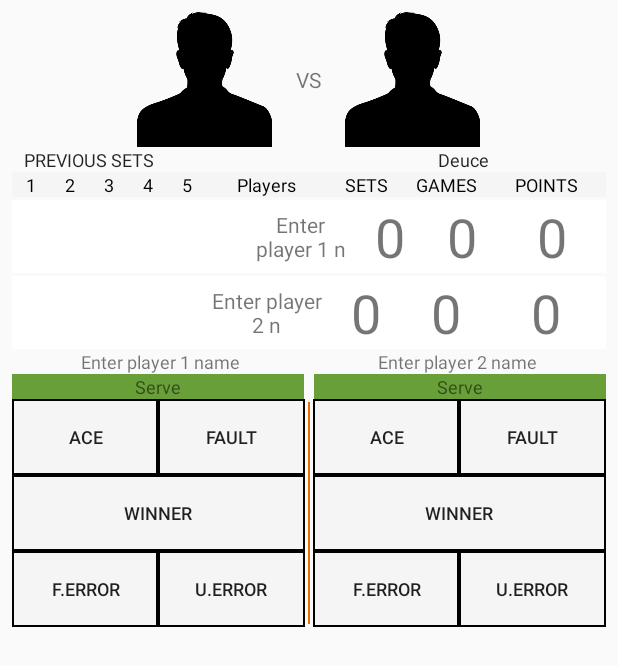
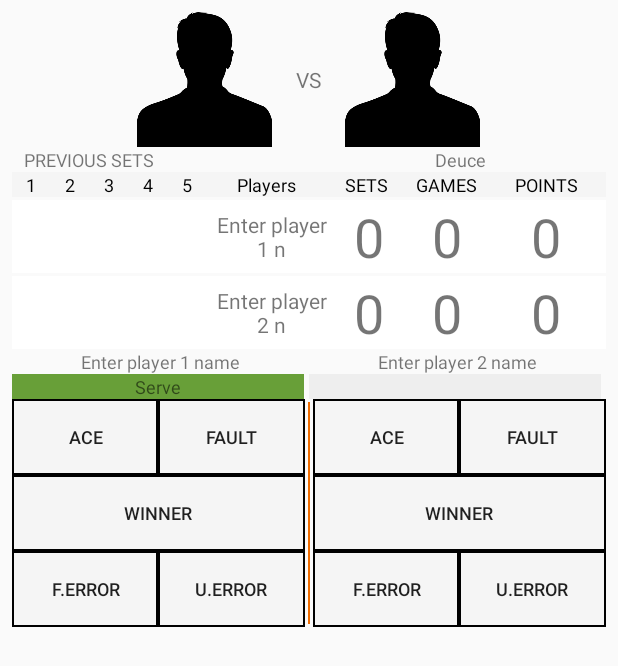
Before and after one commit to Lantus81/Tk-Rally-Full-app, an Android app: the layout cont_scorekeeper_navigation.xml on its own in the app's theme, with its tools: preview values and no code run, on a phone screen of 412 x 824 dp. Shown: the top 666 px of the screen. Run offline under Robolectric (Android 15) with nearby library versions, the phone set to English and light mode, and no system bars.

Commit message:
Add styles for scoreKeeper activity

```diff
--- a/app/src/main/res/drawable/selector_bottombar_item.xml
+++ b/app/src/main/res/drawable/selector_bottombar_item.xml
@@ -2,5 +2,5 @@
 <selector xmlns:android="http://schemas.android.com/apk/res/android">
     <item android:color="?attr/colorPrimaryDark" android:state_enabled="false"/>
     <item android:color="@android:color/white" android:state_checked="true"/>
-    <item android:color="@color/colorBackgroundLight"/>
+    <item android:color="@color/grayLight"/>
 </selector>
--- a/app/src/main/res/layout/activity_players_names.xml
+++ b/app/src/main/res/layout/activity_players_names.xml
@@ -12,7 +12,7 @@
         android:layout_width="0dp"
         android:layout_height="wrap_content"
         android:layout_weight="1"
-        android:background="@color/colorBackground"
+        android:background="@color/grayDark"
         android:orientation="vertical"
         android:padding="8dp"
         tools:visibility="visible">
@@ -50,7 +50,7 @@
         android:layout_width="0dp"
         android:layout_height="wrap_content"
         android:layout_weight="1"
-        android:background="@color/colorBackground"
+        android:background="@color/grayDark"
         android:orientation="vertical"
         android:padding="8dp">
 
--- a/app/src/main/res/layout/cont_scorekeeper_navigation.xml
+++ b/app/src/main/res/layout/cont_scorekeeper_navigation.xml
@@ -5,10 +5,10 @@
     android:id="@+id/content_navigation"
     android:layout_width="match_parent"
     android:layout_height="match_parent"
-    android:paddingBottom="60dp"
-    android:paddingLeft="8dp"
-    android:paddingRight="8dp"
-    android:paddingTop="8dp"
+    android:paddingBottom="@dimen/score_keeper_bottom"
+    android:paddingLeft="@dimen/medium_horizontal_margin"
+    android:paddingRight="@dimen/medium_horizontal_margin"
+    android:paddingTop="@dimen/medium_vertical_margin"
     app:layout_behavior="@string/appbar_scrolling_view_behavior"
     tools:context="com.akristic.www.tkrally.NavigationScoreKeeperActivity"
     tools:showIn="@layout/app_bar_navigation">
@@ -50,6 +50,7 @@
 
             <TextView
                 style="@style/TextForSets"
+                android:layout_marginLeft="@dimen/medium_horizontal_margin"
                 android:text="@string/previous_sets" />
 
             <TextView
@@ -63,7 +64,7 @@
         <LinearLayout
             android:layout_width="match_parent"
             android:layout_height="wrap_content"
-            android:background="@color/colorButton"
+            android:background="@color/grayLightButtons"
             android:orientation="horizontal">
 
             <TextView
@@ -116,7 +117,8 @@
             android:layout_width="match_parent"
             android:layout_height="wrap_content"
             android:layout_marginTop="2dp"
-            android:background="@color/colorBackgroundLight"
+            android:paddingLeft="@dimen/small_horizontal_margin"
+            android:background="@color/grayLight"
             android:orientation="horizontal">
 
             <TextView
@@ -151,141 +153,86 @@
 
             <TextView
                 android:id="@+id/player1_name"
-                android:layout_width="0dp"
-                android:layout_height="wrap_content"
-                android:layout_gravity="center"
-                android:layout_weight="3"
-                android:maxLength="16"
-                android:maxLines="2"
+                style="@style/playersNames"
                 android:onClick="changePlayersNames"
-                android:text="@string/player_1"
-                android:textAlignment="center"
-                android:textSize="14sp" />
+                android:text="@string/player_1" />
 
             <TextView
                 android:id="@+id/player_1_sets"
-                android:layout_width="0dp"
-                android:layout_height="wrap_content"
+                style="@style/setsGamesPointsBig"
                 android:layout_weight="2"
-                android:text="0"
-                android:textAlignment="center"
-                android:textSize="36sp" />
+
+                />
 
             <TextView
                 android:id="@+id/player_1_games"
-                android:layout_width="0dp"
-                android:layout_height="wrap_content"
-                android:layout_weight="2"
-                android:text="0"
-                android:textAlignment="center"
-                android:textSize="36sp" />
+                style="@style/setsGamesPointsBig"
+                android:layout_weight="2" />
 
             <TextView
                 android:id="@+id/player_1_points"
-                android:layout_width="0dp"
-                android:layout_height="wrap_content"
-                android:layout_weight="3"
-                android:text="0"
-                android:textAlignment="center"
-                android:textSize="36sp" />
+                style="@style/setsGamesPointsBig"
+                android:layout_weight="3" />
         </LinearLayout>
 
         <LinearLayout
             android:layout_width="match_parent"
             android:layout_height="wrap_content"
             android:layout_marginTop="2dp"
-            android:background="@color/colorBackgroundLight"
+            android:paddingLeft="@dimen/small_horizontal_margin"
+            android:background="@color/grayLight"
             android:orientation="horizontal">
 
             <TextView
                 android:id="@+id/save_sets_player2_set_1"
-                android:layout_width="0dp"
-                android:layout_height="wrap_content"
-                android:layout_gravity="center"
-                android:layout_weight="1"
+                style="@style/TextForSets"
                 android:text="@string/_0"
-                android:textAlignment="center"
                 android:textSize="24sp" />
 
             <TextView
                 android:id="@+id/save_sets_player2_set_2"
-                android:layout_width="0dp"
-                android:layout_height="wrap_content"
-                android:layout_gravity="center"
-                android:layout_weight="1"
+                style="@style/TextForSets"
                 android:text="@string/_0"
-                android:textAlignment="center"
                 android:textSize="24sp" />
 
             <TextView
                 android:id="@+id/save_sets_player2_set_3"
-                android:layout_width="0dp"
-                android:layout_height="wrap_content"
-                android:layout_gravity="center"
-                android:layout_weight="1"
+                style="@style/TextForSets"
                 android:text="@string/_0"
-                android:textAlignment="center"
                 android:textSize="24sp" />
 
             <TextView
                 android:id="@+id/save_sets_player2_set_4"
-                android:layout_width="0dp"
-                android:layout_height="wrap_content"
-                android:layout_gravity="center"
-                android:layout_weight="1"
+                style="@style/TextForSets"
                 android:text="@string/_0"
-                android:textAlignment="center"
                 android:textSize="24sp" />
 
             <TextView
                 android:id="@+id/save_sets_player2_set_5"
-                android:layout_width="0dp"
-                android:layout_height="wrap_content"
-                android:layout_gravity="center"
-                android:layout_weight="1"
+                style="@style/TextForSets"
                 android:text="@string/_0"
-                android:textAlignment="center"
                 android:textSize="24sp" />
 
             <TextView
                 android:id="@+id/player2_name"
-                android:layout_width="0dp"
-                android:layout_height="wrap_content"
-                android:layout_gravity="center"
-                android:layout_weight="3"
-                android:maxLength="16"
-                android:maxLines="2"
+                style="@style/playersNames"
                 android:onClick="changePlayersNames"
-                android:text="@string/player_2"
-                android:textAlignment="center"
-                android:textSize="14sp" />
+                android:text="@string/player_2" />
 
             <TextView
                 android:id="@+id/player_2_sets"
-                android:layout_width="0dp"
-                android:layout_height="wrap_content"
-                android:layout_weight="2"
-                android:text="0"
-                android:textAlignment="center"
-                android:textSize="36sp" />
+                style="@style/setsGamesPointsBig"
+                android:layout_weight="2" />
 
             <TextView
                 android:id="@+id/player_2_games"
-                android:layout_width="0dp"
-                android:layout_height="wrap_content"
-                android:layout_weight="2"
-                android:text="0"
-                android:textAlignment="center"
-                android:textSize="36sp" />
+                style="@style/setsGamesPointsBig"
+                android:layout_weight="2" />
 
             <TextView
                 android:id="@+id/player_2_points"
-                android:layout_width="0dp"
-                android:layout_height="wrap_content"
-                android:layout_weight="3"
-                android:text="0"
-                android:textAlignment="center"
-                android:textSize="36sp" />
+                style="@style/setsGamesPointsBig"
+                android:layout_weight="3" />
         </LinearLayout>
 
         <LinearLayout
@@ -298,9 +245,9 @@
                 android:layout_width="wrap_content"
                 android:layout_height="wrap_content"
                 android:layout_weight="1"
+                android:gravity="center"
                 android:onClick="changeServeFirstPlayer"
                 android:text="@string/player_1"
-                android:textAlignment="center"
                 android:textSize="12sp" />
 
             <TextView
@@ -308,9 +255,9 @@
                 android:layout_width="wrap_content"
                 android:layout_height="wrap_content"
                 android:layout_weight="1"
+                android:gravity="center"
                 android:onClick="changeServeFirstPlayer"
                 android:text="@string/player_2"
-                android:textAlignment="center"
                 android:textSize="12sp" />
 
         </LinearLayout>
@@ -322,27 +269,17 @@
 
             <TextView
                 android:id="@+id/serve_color_Player1"
-                android:layout_width="0dp"
-                android:layout_height="wrap_content"
-                android:layout_marginRight="3dp"
-                android:layout_weight="1"
-                android:background="@color/colorAccent"
+                style="@style/serveStyleLabel"
                 android:onClick="changeServeFirstPlayer"
                 android:text="@string/serve"
-                android:textAlignment="center"
-                android:textSize="12sp" />
+                 />
 
             <TextView
                 android:id="@+id/serve_color_Player2"
-                android:layout_width="0dp"
-                android:layout_height="wrap_content"
-                android:layout_marginLeft="3dp"
-                android:layout_weight="1"
-                android:background="@color/colorAccent"
+                style="@style/serveStyleLabel"
                 android:onClick="changeServeFirstPlayer"
-                android:textAlignment="center"
-                android:textSize="12sp"
-                tools:text="Serve" />
+                android:background="@color/grayDark"
+                />
 
         </LinearLayout>
 
@@ -357,7 +294,7 @@
                 android:layout_width="0dp"
                 android:layout_height="wrap_content"
                 android:layout_weight="1"
-                android:background="@color/colorBlack"
+                android:background="@color/black"
                 android:orientation="vertical">
 
                 <LinearLayout
@@ -367,19 +304,19 @@
 
                     <Button
                         android:id="@+id/button_player1_ace"
-                        style="@style/ButtonStyleForScooreKepeer"
+                        style="@style/ButtonStyleForScoreKeeper"
                         android:onClick="addPointForPlayer1Ace"
                         android:text="@string/ace" />
 
                     <Button
                         android:id="@+id/button_player1_fault"
-                        style="@style/ButtonStyleForScooreKepeer"
+                        style="@style/ButtonStyleForScoreKeeper"
                         android:onClick="addPointForPlayer1Fault"
                         android:text="@string/fault" />
                 </LinearLayout>
 
                 <Button
-                    style="@style/ButtonStyleForScooreKepeer"
+                    style="@style/ButtonStyleForScoreKeeper"
                     android:layout_width="match_parent"
                     android:onClick="addPointForPlayer1"
                     android:text="@string/winner" />
@@ -390,12 +327,12 @@
                     android:orientation="horizontal">
 
                     <Button
-                        style="@style/ButtonStyleForScooreKepeer"
+                        style="@style/ButtonStyleForScoreKeeper"
                         android:onClick="addPointForPlayer1ForError"
                         android:text="@string/forced_error_button" />
 
                     <Button
-                        style="@style/ButtonStyleForScooreKepeer"
+                        style="@style/ButtonStyleForScoreKeeper"
                         android:onClick="addPointForPlayer1UnfError"
                         android:text="@string/unf_error_button" />
                 </LinearLayout>
@@ -414,7 +351,7 @@
                 android:layout_width="0dp"
                 android:layout_height="wrap_content"
                 android:layout_weight="1"
-                android:background="@color/colorBlack"
+                android:background="@color/black"
                 android:orientation="vertical">
 
                 <LinearLayout
@@ -424,19 +361,19 @@
 
                     <Button
                         android:id="@+id/button_player2_ace"
-                        style="@style/ButtonStyleForScooreKepeer"
+                        style="@style/ButtonStyleForScoreKeeper"
                         android:onClick="addPointForPlayer2Ace"
                         android:text="@string/ace" />
 
                     <Button
                         android:id="@+id/button_player2_fault"
-                        style="@style/ButtonStyleForScooreKepeer"
+                        style="@style/ButtonStyleForScoreKeeper"
                         android:onClick="addPointForPlayer2Fault"
                         android:text="@string/fault" />
                 </LinearLayout>
 
                 <Button
-                    style="@style/ButtonStyleForScooreKepeer"
+                    style="@style/ButtonStyleForScoreKeeper"
                     android:layout_width="match_parent"
                     android:onClick="addPointForPlayer2"
                     android:text="@string/winner"
@@ -448,27 +385,16 @@
                     android:orientation="horizontal">
 
                     <Button
-                        style="@style/ButtonStyleForScooreKepeer"
+                        style="@style/ButtonStyleForScoreKeeper"
                         android:onClick="addPointForPlayer2ForError"
                         android:text="@string/forced_error_button" />
 
                     <Button
-                        style="@style/ButtonStyleForScooreKepeer"
+                        style="@style/ButtonStyleForScoreKeeper"
                         android:onClick="addPointForPlayer2UnfError"
                         android:text="@string/unf_error_button" />
                 </LinearLayout>
-
-
             </LinearLayout>
         </LinearLayout>
-
-        <LinearLayout
-            android:layout_width="match_parent"
-            android:layout_height="wrap_content"
-            android:orientation="vertical"
-            android:padding="4dp">
-
-        </LinearLayout>
-
     </LinearLayout>
 </ScrollView>
--- a/app/src/main/res/layout/contact_activity.xml
+++ b/app/src/main/res/layout/contact_activity.xml
@@ -9,7 +9,7 @@
         android:id="@+id/activity_main"
         android:layout_width="match_parent"
         android:layout_height="wrap_content"
-        android:background="@color/colorBackground"
+        android:background="@color/grayDark"
         android:orientation="vertical">
 
         <ImageView
--- a/app/src/main/res/values/colors.xml
+++ b/app/src/main/res/values/colors.xml
@@ -3,10 +3,10 @@
     <color name="colorPrimary">#EF6C00</color>
     <color name="colorPrimaryDark">#E65100</color>
     <color name="colorAccent">#689F38</color>
-    <color name="colorBackground">#eeeeee</color>
-    <color name="colorBackgroundLight">#ffffff</color>
-    <color name="colorBlack">#000000</color>
-    <color name="colorButton">#F5F5F5</color>
-
+    <!-- Gray scale-->
+    <color name="grayDark">#eeeeee</color>
+    <color name="grayLight">#ffffff</color>
+    <color name="black">#000000</color>
+    <color name="grayLightButtons">#F5F5F5</color>
     <color name="black_overlay">#BDBDBD</color>
 </resources>
--- a/app/src/main/res/values/dimens.xml
+++ b/app/src/main/res/values/dimens.xml
@@ -5,7 +5,10 @@
     <!-- Default screen margins, per the Android Design guidelines. -->
     <dimen name="activity_horizontal_margin">16dp</dimen>
     <dimen name="activity_vertical_margin">16dp</dimen>
-    <dimen name="fab_margin">16dp</dimen>
     <dimen name="medium_horizontal_margin">8dp</dimen>
     <dimen name="medium_vertical_margin">8dp</dimen>
+    <dimen name="small_horizontal_margin">4dp</dimen>
+    <dimen name="small_vertical_margin">4dp</dimen>
+    <dimen name="fab_margin">16dp</dimen>
+    <dimen name="score_keeper_bottom">60dp</dimen>
 </resources>
--- a/app/src/main/res/values/strings.xml
+++ b/app/src/main/res/values/strings.xml
@@ -12,6 +12,7 @@
     <string name="image_picker_error">Something is wrong with that image. Pick a different one please.</string>
 
     <string name="_0"></string>
+    <string name="show_0">0</string>
     <string name="deuce">Deuce</string>
     <string name="points_40">40</string>
     <string name="advance">AD</string>
--- a/app/src/main/res/values/styles.xml
+++ b/app/src/main/res/values/styles.xml
@@ -7,7 +7,7 @@
         <item name="colorPrimaryDark">@color/colorPrimaryDark</item>
         <item name="colorAccent">@color/colorAccent</item>
         <!-- Background color of buttons in the app -->
-        <item name="colorButtonNormal">@color/colorButton</item>
+        <item name="colorButtonNormal">@color/grayLightButtons</item>
     </style>
 
     <style name="AppTheme.NoActionBar">
@@ -19,13 +19,13 @@
 
     <style name="AppTheme.PopupOverlay" parent="ThemeOverlay.AppCompat.Light" />
     <!-- Buttons in the app -->
-    <style name="ButtonStyleForScooreKepeer" parent="@style/Widget.AppCompat.Button.Borderless">
+    <style name="ButtonStyleForScoreKeeper" parent="@style/Widget.AppCompat.Button.Borderless">
         <item name="android:textSize">12sp</item>
         <item name="android:layout_weight">1</item>
         <item name="android:layout_margin">1dp</item>
         <item name="android:layout_width">0dp</item>
         <item name="android:layout_height">wrap_content</item>
-        <item name="android:background">@color/colorButton</item>
+        <item name="android:background">@color/grayLightButtons</item>
 
     </style>
 
@@ -44,27 +44,8 @@
         <item name="android:windowNoTitle">true</item>
         <item name="android:windowNoDisplay">true</item>
     </style>
-    <!-- Player Images ScooreKeeper -->
-    <style name="PlayerImage" parent="AppTheme">
-        <item name="android:layout_width">90dp</item>
-        <item name="android:layout_height">90dp</item>
-        <item name="android:scaleType">centerCrop</item>
-        <item name="android:src">@drawable/player_silhouette</item>
-    </style>
-    <!-- Text ScooreKeeper-->
-    <style name="TextForSets" parent="AppTheme">
-        <item name="android:layout_width">0dp</item>
-        <item name="android:layout_height">wrap_content</item>
-        <item name="android:layout_marginLeft">@dimen/medium_horizontal_margin</item>
-        <item name="android:textSize">12sp</item>
-        <item name="android:layout_weight">1</item>
-    </style>
-    <style name="TextForSetsBlack" parent="AppTheme">
-        <item name="android:layout_width">0dp</item>
-        <item name="android:layout_height">wrap_content</item>
-        <item name="android:gravity">center</item>
-        <item name="android:textSize">12sp</item>
-        <item name="android:textColor">@color/colorBlack</item>
-    </style>
+
+
+
 
 </resources>
--- /dev/null
+++ b/app/src/main/res/values/styles_scoore_keeper.xml
@@ -0,0 +1,55 @@
+<?xml version="1.0" encoding="utf-8"?>
+<resources>
+    <!-- Player Images-->
+    <style name="PlayerImage">
+        <item name="android:layout_width">90dp</item>
+        <item name="android:layout_height">90dp</item>
+        <item name="android:scaleType">centerCrop</item>
+        <item name="android:src">@drawable/player_silhouette</item>
+    </style>
+
+    <style name="TextForSets">
+        <item name="android:layout_width">0dp</item>
+        <item name="android:layout_height">wrap_content</item>
+        <item name="android:textSize">12sp</item>
+        <item name="android:layout_gravity">center</item>
+        <item name="android:layout_weight">1</item>
+    </style>
+
+    <style name="TextForSetsBlack">
+        <item name="android:layout_width">0dp</item>
+        <item name="android:layout_height">wrap_content</item>
+        <item name="android:gravity">center</item>
+        <item name="android:textSize">12sp</item>
+        <item name="android:textColor">@color/black</item>
+    </style>
+
+    <style name="playersNames">
+        <item name="android:layout_width">0dp</item>
+        <item name="android:layout_height">wrap_content</item>
+        <item name="android:layout_gravity">center</item>
+        <item name="android:layout_weight">3</item>
+        <item name="android:maxLength">16</item>
+        <item name="android:maxLines">2</item>
+        <item name="android:gravity">center</item>
+        <item name="android:textSize">14sp</item>
+    </style>
+
+    <style name="setsGamesPointsBig">
+        <item name="android:layout_width">0dp</item>
+        <item name="android:layout_height">wrap_content</item>
+        <item name="android:gravity">center</item>
+        <item name="android:textSize">36sp</item>
+        <item name="android:text">@string/show_0</item>
+    </style>
+
+    <style name="serveStyleLabel">
+        <item name="android:layout_width">0dp</item>
+        <item name="android:layout_height">wrap_content</item>
+        <item name="android:layout_marginRight">3dp</item>
+        <item name="android:layout_weight">1</item>
+        <item name="android:background">@color/colorAccent</item>
+        <item name="android:gravity">center_horizontal</item>
+        <item name="android:textSize">12sp</item>
+    </style>
+</resources>
```
